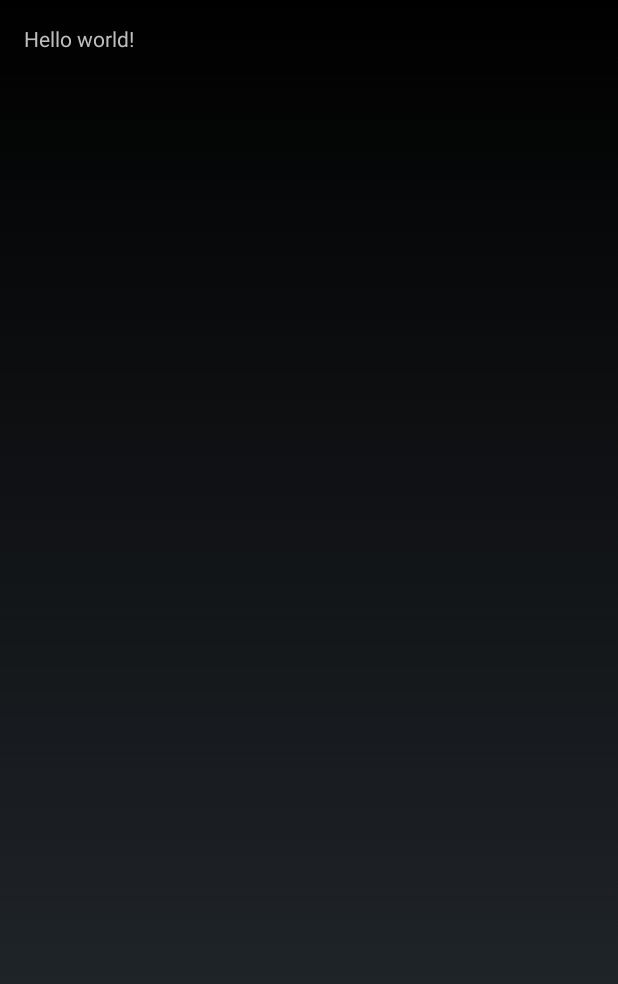
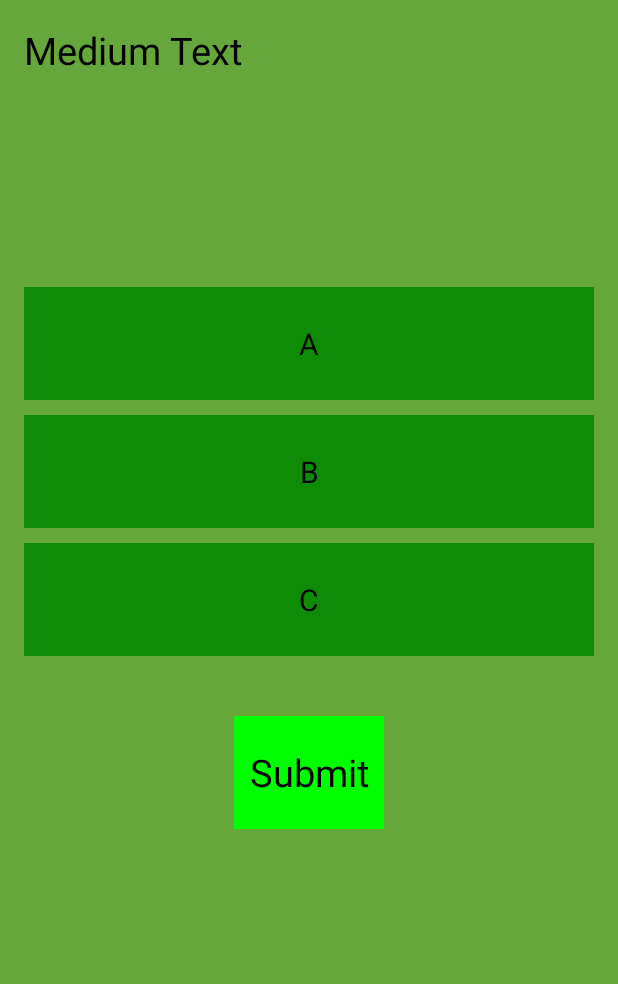
Before and after one commit to LHagendoorn/wePresent, an Android app: the QuizView screen opened directly, with no data from a screen before it, on a phone screen of 412 x 824 dp. Shown: the top 984 px of the screen. Run offline under Robolectric (Android 15) with nearby library versions, the phone set to English and light mode, and no system bars.

Commit message:
Allemaal QuizView dingen

```diff
--- a/Project/app/src/main/java/wepresent/wepresent/MainActivity.java
+++ b/Project/app/src/main/java/wepresent/wepresent/MainActivity.java
@@ -126,4 +126,6 @@ public class MainActivity extends Activity implements AsyncTaskReport {
         // Finally, combine the values we have found by using the UUID class to create a unique identifier
         return new UUID(m_szDevIDShort.hashCode(), serial.hashCode()).toString();
     }
+
+
 }
--- a/Project/app/src/main/java/wepresent/wepresent/QuizView.java
+++ b/Project/app/src/main/java/wepresent/wepresent/QuizView.java
@@ -1,13 +1,19 @@
 package wepresent.wepresent;
 
 import android.app.Activity;
+import android.graphics.Color;
 import android.support.v7.app.ActionBarActivity;
 import android.os.Bundle;
 import android.view.Menu;
 import android.view.MenuItem;
+import android.view.View;
+import android.widget.Button;
+import android.widget.Toast;
 
 
 public class QuizView extends Activity {
+
+    String Pressed = "";
 
     @Override
     protected void onCreate(Bundle savedInstanceState) {
@@ -37,4 +43,34 @@ public class QuizView extends Activity {
 
         return super.onOptionsItemSelected(item);
     }
+
+    public void pressed(View view){
+        Button buttonA = (Button) findViewById(R.id.optionA);
+        Button buttonB = (Button) findViewById(R.id.optionB);
+        Button buttonC = (Button) findViewById(R.id.optionC);
+        if (view.getId() == R.id.optionA){
+            buttonA.setBackgroundColor(Color.parseColor("##9FF781"));
+            buttonB.setBackgroundColor(Color.parseColor("#ff0f8c07"));
+            buttonC.setBackgroundColor(Color.parseColor("#ff0f8c07"));
+            Pressed = "A";
+        }
+        if (view.getId() == R.id.optionB) {
+            buttonA.setBackgroundColor(Color.parseColor("#ff0f8c07"));
+            buttonB.setBackgroundColor(Color.parseColor("##9FF781"));
+            buttonC.setBackgroundColor(Color.parseColor("#ff0f8c07"));
+            Pressed = "B";
+        }
+        if (view.getId() == R.id.optionC){
+            buttonA.setBackgroundColor(Color.parseColor("#ff0f8c07"));
+            buttonB.setBackgroundColor(Color.parseColor("#ff0f8c07"));
+            buttonC.setBackgroundColor(Color.parseColor("##9FF781"));
+            Pressed = "C";
+        }
+    }
+
+    public void submit(View view) {
+        Button buttonOK = (Button) findViewById(R.id.optionD);
+        Toast toast = Toast.makeText(getApplicationContext(), Pressed, Toast.LENGTH_SHORT);
+        toast.show();
+    }
 }
--- a/Project/app/src/main/res/layout/activity_quiz_view.xml
+++ b/Project/app/src/main/res/layout/activity_quiz_view.xml
@@ -4,9 +4,72 @@
     android:paddingRight="@dimen/activity_horizontal_margin"
     android:paddingTop="@dimen/activity_vertical_margin"
     android:paddingBottom="@dimen/activity_vertical_margin"
-    tools:context="wepresent.wepresent.QuizView">
+    tools:context="wepresent.wepresent.QuizView"
+    android:background="#65A73A">
 
-    <TextView android:text="@string/hello_world" android:layout_width="wrap_content"
-        android:layout_height="wrap_content" />
+    <TextView
+        android:layout_width="fill_parent"
+        android:layout_height="150dp"
+        android:textAppearance="?android:attr/textAppearanceMedium"
+        android:text="Medium Text"
+        android:id="@+id/questionText"
+        android:layout_alignParentTop="true"
+        android:layout_centerHorizontal="true"
+        android:textSize="25dp"
+        android:fontFamily="@string/loginText"
+        android:background="#65A73A"
+        android:textColor="#ff000000" />
+
+    <Button
+        android:layout_width="fill_parent"
+        android:layout_height="75dp"
+        android:id="@+id/optionA"
+        android:layout_marginTop="25dp"
+        android:layout_below="@+id/questionText"
+        android:layout_alignParentStart="true"
+        android:background="#ff0f8c07"
+        android:textColor="#ff000000"
+        android:textSize="20dp"
+        android:text="A"
+        android:onClick="pressed" />
+
+    <Button
+        android:layout_width="fill_parent"
+        android:layout_height="75dp"
+        android:text="B"
+        android:id="@+id/optionB"
+        android:layout_below="@+id/optionA"
+        android:layout_alignParentEnd="true"
+        android:background="#ff0f8c07"
+        android:layout_marginTop="10dp"
+        android:textColor="#ff000000"
+        android:textSize="20dp"
+        android:onClick="pressed"/>
+
+    <Button
+        android:layout_width="fill_parent"
+        android:layout_height="75dp"
+        android:text="C"
+        android:id="@+id/optionC"
+        android:background="#ff0f8c07"
+        android:layout_below="@+id/optionB"
+        android:layout_centerHorizontal="true"
+        android:layout_marginTop="10dp"
+        android:textSize="20dp"
+        android:textColor="#ff000000"
+        android:onClick="pressed"/>
+
+    <Button
+        android:layout_width="100dp"
+        android:layout_height="75dp"
+        android:text="Submit"
+        android:id="@+id/optionD"
+        android:background="#ff00ff00"
+        android:layout_below="@+id/optionC"
+        android:layout_centerHorizontal="true"
+        android:layout_marginTop="40dp"
+        android:textColor="#ff000000"
+        android:textSize="25dp"
+        android:onClick="pressed"/>
 
 </RelativeLayout>
```
